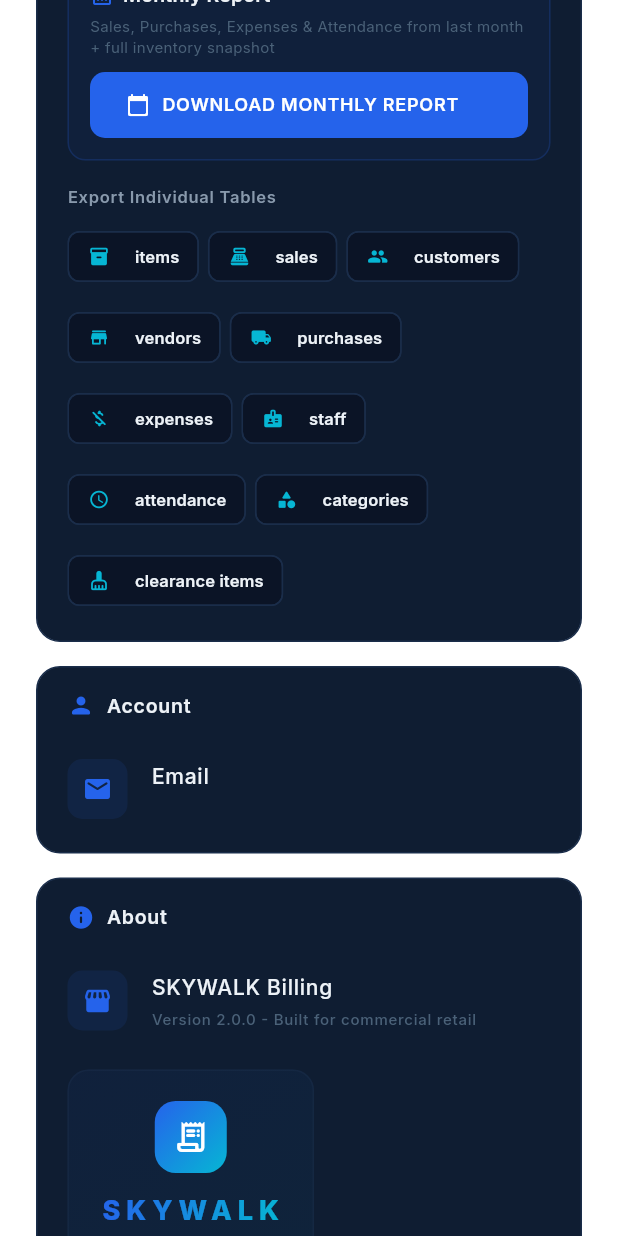
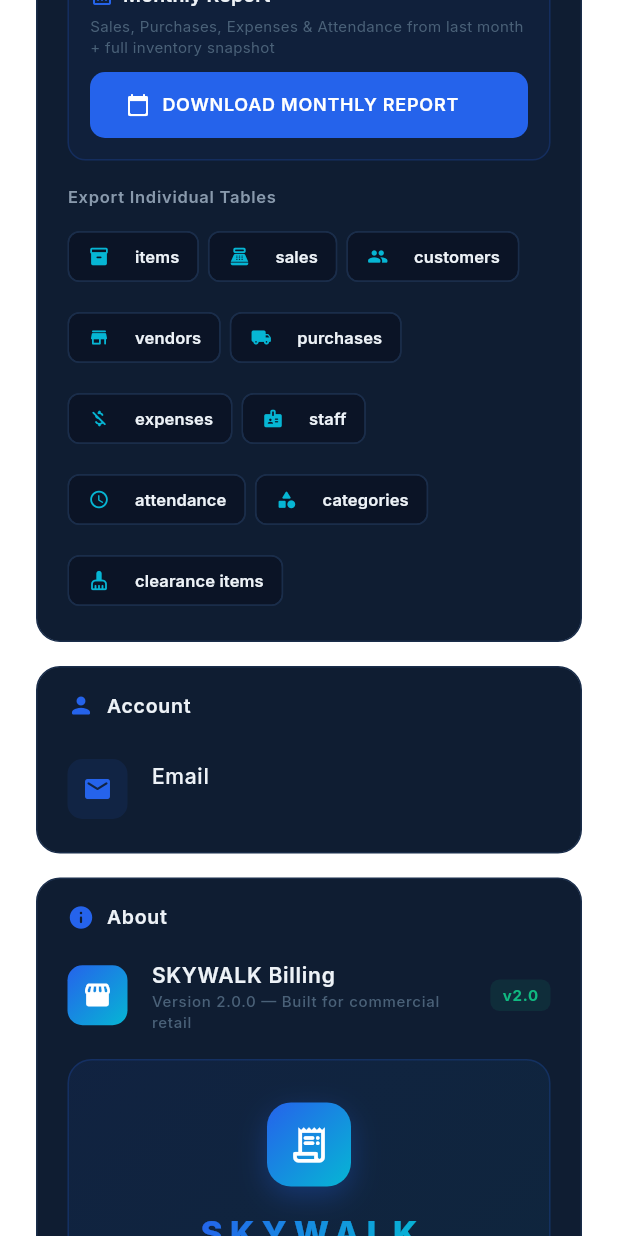
Before and after one commit to MohammedZaheerHussain/Billova_Retail, a Flutter app: the SettingsScreen screen opened directly, scrolled down 2304 dp, on a phone screen of 412 x 824 dp. Run offline on Flutter 3.47's test engine with Material 3 defaults, Android fonts, the phone set to English and light mode, and no system bars; our stand-ins replace fl_chart, flutter_dotenv, google_fonts, shared_preferences, sqflite, supabase_flutter; missing offline and left inert: dart:html, dart:js; accounts and stored records are empty.

Commit message:
feat: Redesigned About section with professional BarakahTech branding - Fixed broken logo asset (was .png, actual file is .jpg) - Added errorBuilder fallback if logo fails to load - Click logo/text opens barakahtechnologies.com in new tab - Premium gradient branding card with SKYWALK + Barakah Tech - Visit Website pill button with hover cursor - Version badge (v2.0) with success color - Dark/Light mode compatible gradients and borders - Full-width responsive layout - url_launcher import added

```diff
--- a/lib/screens/settings/settings_screen.dart
+++ b/lib/screens/settings/settings_screen.dart
@@ -20,6 +20,7 @@ import '../../data/local/db_helper.dart';
 import '../../data/remote/supabase_service.dart';
 import '../../core/utils/data_export_service.dart';
 import '../../core/utils/formatters.dart';
+import 'package:url_launcher/url_launcher.dart';
 
 class SettingsScreen extends StatefulWidget {
   const SettingsScreen({super.key});
@@ -875,57 +876,7 @@ class _SettingsScreenState extends State<SettingsScreen> {
             const SizedBox(height: 16),
 
             // ─── About ───
-            _buildSection(isDark, 'About', Icons.info_rounded, [
-              _SettingsTile(
-                icon: Icons.storefront_rounded,
-                title: 'SKYWALK Billing',
-                subtitle: 'Version 2.0.0 - Built for commercial retail',
-                isDark: isDark,
-              ),
-              Padding(
-                padding: const EdgeInsets.fromLTRB(20, 8, 20, 16),
-                child: Container(
-                  padding: const EdgeInsets.symmetric(vertical: 20, horizontal: 16),
-                  decoration: BoxDecoration(
-                    gradient: LinearGradient(
-                      colors: [AppColors.primary.withValues(alpha: 0.05), AppColors.accent.withValues(alpha: 0.05)],
-                      begin: Alignment.topLeft, end: Alignment.bottomRight,
-                    ),
-                    borderRadius: BorderRadius.circular(14),
-                    border: Border.all(color: isDark ? AppColors.cardBorder(context).withValues(alpha: 0.5) : AppColors.cardBorderLight),
-                  ),
-                  child: Column(children: [
-                    Container(
-                      width: 48, height: 48,
-                      decoration: BoxDecoration(gradient: AppColors.primaryGradient, borderRadius: BorderRadius.circular(14)),
-                      child: const Icon(Icons.receipt_long_rounded, color: Colors.white, size: 24),
-                    ),
-                    const SizedBox(height: 12),
-                    ShaderMask(
-                      shaderCallback: (bounds) => AppColors.primaryGradient.createShader(bounds),
-                      child: Text('SKYWALK', style: AppTypography.h3.copyWith(
-                        color: Colors.white, letterSpacing: 4, fontWeight: FontWeight.w800)),
-                    ),
-                    const SizedBox(height: 4),
-                    Text('Billing Software', style: AppTypography.bodySmall.copyWith(
-                      color: isDark ? AppColors.textSecondary(context) : AppColors.textSecondaryLight)),
-                    const SizedBox(height: 16),
-                    Container(width: 40, height: 1, color: (isDark ? AppColors.cardBorder(context) : AppColors.cardBorderLight).withValues(alpha: 0.5)),
-                    const SizedBox(height: 14),
-                    Text('Powered & Developed by', style: AppTypography.labelSmall.copyWith(
-                      color: isDark ? AppColors.textTertiary(context) : AppColors.textTertiaryLight, fontSize: 10)),
-                    const SizedBox(height: 8),
-                    ClipRRect(
-                      borderRadius: BorderRadius.circular(8),
-                      child: Image.asset('assets/images/barakah_logo.png', width: 44, height: 44, fit: BoxFit.contain),
-                    ),
-                    const SizedBox(height: 6),
-                    Text('Barakah Tech', style: AppTypography.h4.copyWith(
-                      color: AppColors.primary, fontWeight: FontWeight.w700, letterSpacing: 1)),
-                  ]),
-                ),
-              ),
-            ]),
+            _buildAboutSection(isDark),
           ],
         ),
       ),
@@ -1557,6 +1508,188 @@ class _SettingsScreenState extends State<SettingsScreen> {
     );
   }
 
+  // ─── About Section (Premium Branding) ───
+
+  Widget _buildAboutSection(bool isDark) {
+    return Container(
+      decoration: BoxDecoration(
+        color: isDark ? AppColors.card(context) : AppColors.cardLight,
+        borderRadius: BorderRadius.circular(16),
+        border: Border.all(color: isDark ? AppColors.cardBorder(context) : AppColors.cardBorderLight),
+      ),
+      child: Column(crossAxisAlignment: CrossAxisAlignment.start, children: [
+        // Header
+        Padding(
+          padding: const EdgeInsets.fromLTRB(20, 16, 20, 8),
+          child: Row(children: [
+            Icon(Icons.info_rounded, size: 18, color: AppColors.primary),
+            const SizedBox(width: 8),
+            Text('About', style: AppTypography.labelLarge.copyWith(
+              color: isDark ? AppColors.textPrimary(context) : AppColors.textPrimaryLight,
+              fontSize: 13, letterSpacing: 0.5)),
+          ]),
+        ),
+
+        // App Info
+        Padding(
+          padding: const EdgeInsets.symmetric(horizontal: 12, vertical: 2),
+          child: ListTile(
+            contentPadding: const EdgeInsets.symmetric(horizontal: 8),
+            leading: Container(
+              width: 40, height: 40,
+              decoration: BoxDecoration(
+                gradient: AppColors.primaryGradient,
+                borderRadius: BorderRadius.circular(10),
+              ),
+              child: const Icon(Icons.storefront_rounded, size: 20, color: Colors.white),
+            ),
+            title: Text('SKYWALK Billing', style: AppTypography.bodyMedium.copyWith(
+              color: AppColors.textPrimary(context), fontWeight: FontWeight.w600)),
+            subtitle: Text('Version 2.0.0 — Built for commercial retail',
+              style: AppTypography.labelSmall.copyWith(color: AppColors.textTertiary(context))),
+            trailing: Container(
+              padding: const EdgeInsets.symmetric(horizontal: 8, vertical: 3),
+              decoration: BoxDecoration(
+                color: AppColors.success.withValues(alpha: 0.1),
+                borderRadius: BorderRadius.circular(6),
+              ),
+              child: Text('v2.0', style: TextStyle(
+                color: AppColors.success, fontSize: 10, fontWeight: FontWeight.w700)),
+            ),
+          ),
+        ),
+
+        // Branding Card
+        Padding(
+          padding: const EdgeInsets.fromLTRB(20, 8, 20, 20),
+          child: Container(
+            width: double.infinity,
+            padding: const EdgeInsets.symmetric(vertical: 28, horizontal: 20),
+            decoration: BoxDecoration(
+              gradient: LinearGradient(
+                colors: isDark
+                    ? [AppColors.primary.withValues(alpha: 0.08), AppColors.accent.withValues(alpha: 0.06)]
+                    : [AppColors.primary.withValues(alpha: 0.04), AppColors.accent.withValues(alpha: 0.03)],
+                begin: Alignment.topLeft, end: Alignment.bottomRight,
+              ),
+              borderRadius: BorderRadius.circular(16),
+              border: Border.all(
+                color: isDark
+                    ? AppColors.primary.withValues(alpha: 0.2)
+                    : AppColors.primary.withValues(alpha: 0.12)),
+            ),
+            child: Column(children: [
+              // SKYWALK Logo Icon
+              Container(
+                width: 56, height: 56,
+                decoration: BoxDecoration(
+                  gradient: AppColors.primaryGradient,
+                  borderRadius: BorderRadius.circular(16),
+                  boxShadow: [
+                    BoxShadow(
+                      color: AppColors.primary.withValues(alpha: 0.3),
+                      blurRadius: 16, offset: const Offset(0, 6)),
+                  ],
+                ),
+                child: const Icon(Icons.receipt_long_rounded, color: Colors.white, size: 28),
+              ),
+              const SizedBox(height: 16),
+
+              // SKYWALK text
+              ShaderMask(
+                shaderCallback: (bounds) => AppColors.primaryGradient.createShader(bounds),
+                child: Text('SKYWALK', style: AppTypography.h3.copyWith(
+                  color: Colors.white, letterSpacing: 5, fontWeight: FontWeight.w800, fontSize: 22)),
+              ),
+              const SizedBox(height: 4),
+              Text('Billing Software', style: AppTypography.bodySmall.copyWith(
+                color: AppColors.textSecondary(context), letterSpacing: 1)),
+
+              const SizedBox(height: 20),
+
+              // Divider
+              Container(
+                width: 50, height: 1,
+                decoration: BoxDecoration(
+                  gradient: LinearGradient(colors: [
+                    AppColors.primary.withValues(alpha: 0),
+                    AppColors.primary.withValues(alpha: 0.4),
+                    AppColors.primary.withValues(alpha: 0),
+                  ]),
+                ),
+              ),
+
+              const SizedBox(height: 18),
+
+              // "Powered & Developed by" label
+              Text('Powered & Developed by', style: AppTypography.labelSmall.copyWith(
+                color: AppColors.textTertiary(context), fontSize: 10, letterSpacing: 0.5)),
+
+              const SizedBox(height: 14),
+
+              // Clickable Barakah Tech branding
+              MouseRegion(
+                cursor: SystemMouseCursors.click,
+                child: GestureDetector(
+                  onTap: () => launchUrl(
+                    Uri.parse('https://www.barakahtechnologies.com/'),
+                    mode: LaunchMode.externalApplication,
+                  ),
+                  child: Column(children: [
+                    // Logo with fallback
+                    ClipRRect(
+                      borderRadius: BorderRadius.circular(12),
+                      child: Image.asset(
+                        'assets/images/barakah_logo.jpg',
+                        width: 52, height: 52,
+                        fit: BoxFit.contain,
+                        errorBuilder: (_, __, ___) => Container(
+                          width: 52, height: 52,
+                          decoration: BoxDecoration(
+                            color: AppColors.primary.withValues(alpha: 0.1),
+                            borderRadius: BorderRadius.circular(12),
+                          ),
+                          child: Center(child: Text('B',
+                            style: TextStyle(color: AppColors.primary,
+                              fontSize: 24, fontWeight: FontWeight.w800))),
+                        ),
+                      ),
+                    ),
+                    const SizedBox(height: 10),
+
+                    // Company name
+                    Text('Barakah Tech', style: AppTypography.h4.copyWith(
+                      color: AppColors.primary, fontWeight: FontWeight.w700, letterSpacing: 1, fontSize: 16)),
+
+                    const SizedBox(height: 12),
+
+                    // Visit Website button
+                    Container(
+                      padding: const EdgeInsets.symmetric(horizontal: 16, vertical: 8),
+                      decoration: BoxDecoration(
+                        color: AppColors.primary.withValues(alpha: 0.08),
+                        borderRadius: BorderRadius.circular(20),
+                        border: Border.all(color: AppColors.primary.withValues(alpha: 0.2)),
+                      ),
+                      child: Row(mainAxisSize: MainAxisSize.min, children: [
+                        Icon(Icons.language_rounded, size: 14, color: AppColors.primary),
+                        const SizedBox(width: 6),
+                        Text('Visit Website', style: TextStyle(
+                          color: AppColors.primary, fontSize: 11, fontWeight: FontWeight.w600)),
+                        const SizedBox(width: 4),
+                        Icon(Icons.arrow_forward_rounded, size: 12, color: AppColors.primary),
+                      ]),
+                    ),
+                  ]),
+                ),
+              ),
+            ]),
+          ),
+        ),
+      ]),
+    );
+  }
+
   Widget _buildSection(bool isDark, String title, IconData icon, List<Widget> children) {
     return Container(
       decoration: BoxDecoration(
```
